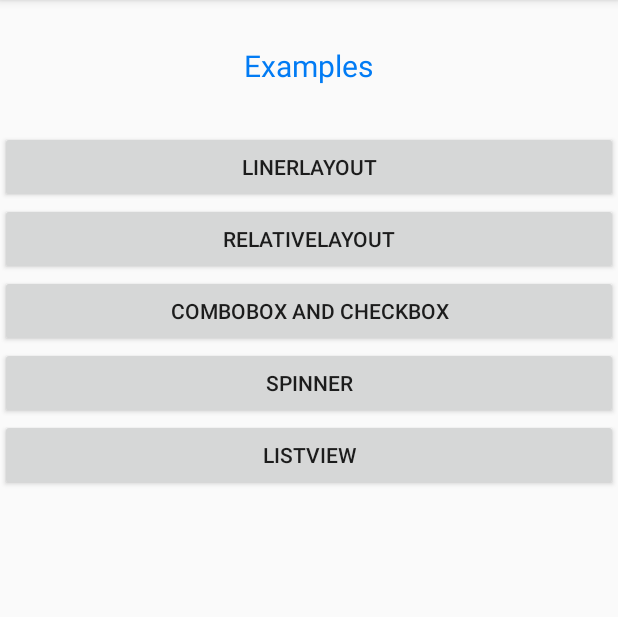
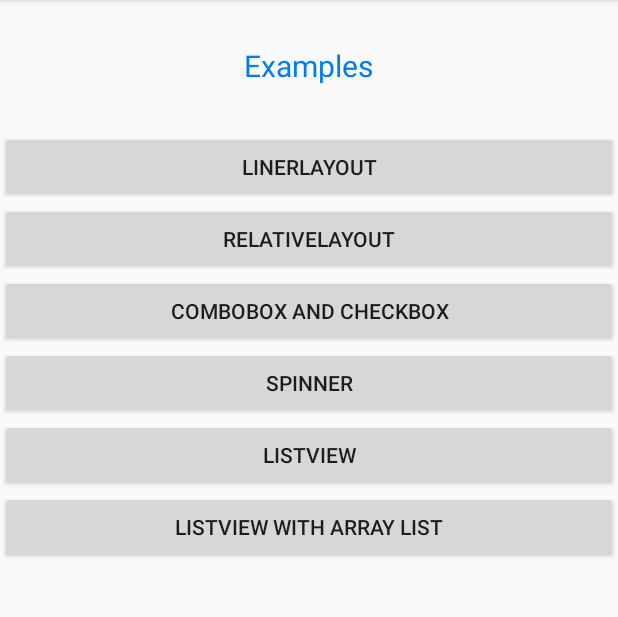
Before and after one commit to dehors/android-SmartGeeks, an Android app: the screen it shows after launch (MainActivity), on a phone screen of 412 x 824 dp, the part 84-701 px from its top. Run offline under Robolectric (Android 15) with nearby library versions, the phone set to English and light mode, and no system bars.

Commit message:
feat: ListView with array list

```diff
--- a/app/src/main/AndroidManifest.xml
+++ b/app/src/main/AndroidManifest.xml
@@ -20,7 +20,8 @@
         <activity android:name=".Main3Activity" />
         <activity android:name=".Main4Activity" />
         <activity android:name=".Main5Activity" />
-        <activity android:name=".Main6Activity"></activity>
+        <activity android:name=".Main6Activity" />
+        <activity android:name=".Main7Activity"></activity>
     </application>
 
 </manifest>
--- a/app/src/main/java/com/example/slam24/smartgeeks/MainActivity.java
+++ b/app/src/main/java/com/example/slam24/smartgeeks/MainActivity.java
@@ -7,7 +7,7 @@ import android.widget.Button;
 import android.content.Intent;
 
 public class MainActivity extends AppCompatActivity implements View.OnClickListener {
-    Button btnlinerlayout,btnrelativelayout,bntcontrollers, btnspinner, btnlisview;
+    Button btnlinerlayout,btnrelativelayout,bntcontrollers, btnspinner, btnlisview, btnlisviewwal;
     @Override
     protected void onCreate(Bundle savedInstanceState) {
         super.onCreate(savedInstanceState);
@@ -27,6 +27,9 @@ public class MainActivity extends AppCompatActivity implements View.OnClickListe
 
         btnlisview = (Button) findViewById(R.id.viewlistview);
         btnlisview.setOnClickListener(this);
+
+        btnlisviewwal = (Button) findViewById(R.id.viewlistviewwarraylist);
+        btnlisviewwal.setOnClickListener(this);
     }
 
     @Override
@@ -52,6 +55,10 @@ public class MainActivity extends AppCompatActivity implements View.OnClickListe
                 Intent intent4 = new Intent(MainActivity.this,Main6Activity.class);
                 startActivity(intent4);
                 break;
+            case R.id.viewlistviewwarraylist:
+                Intent intent5 = new Intent(MainActivity.this,Main7Activity.class);
+                startActivity(intent5);
+                break;
         }
     }
 }
--- a/app/src/main/res/layout/activity_main.xml
+++ b/app/src/main/res/layout/activity_main.xml
@@ -40,5 +40,10 @@
         android:layout_height="wrap_content"
         android:text="ListView"
         android:id="@+id/viewlistview"/>
+    <Button
+        android:layout_width="match_parent"
+        android:layout_height="wrap_content"
+        android:text="ListView with array list"
+        android:id="@+id/viewlistviewwarraylist"/>
 
 </LinearLayout>
```
